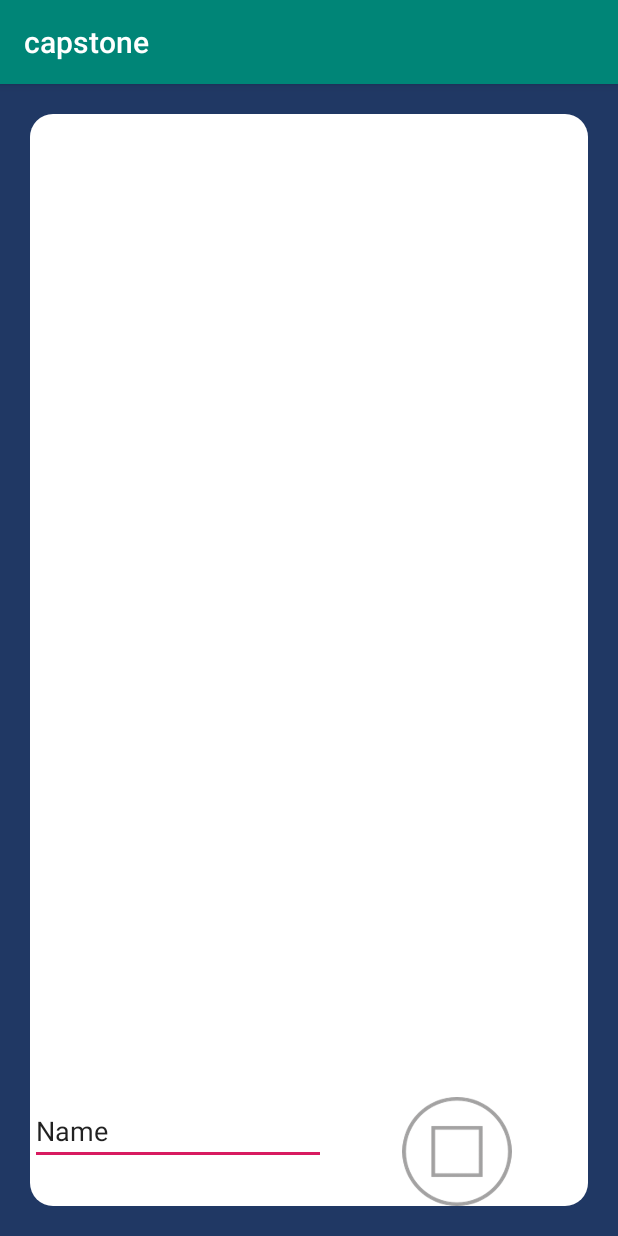
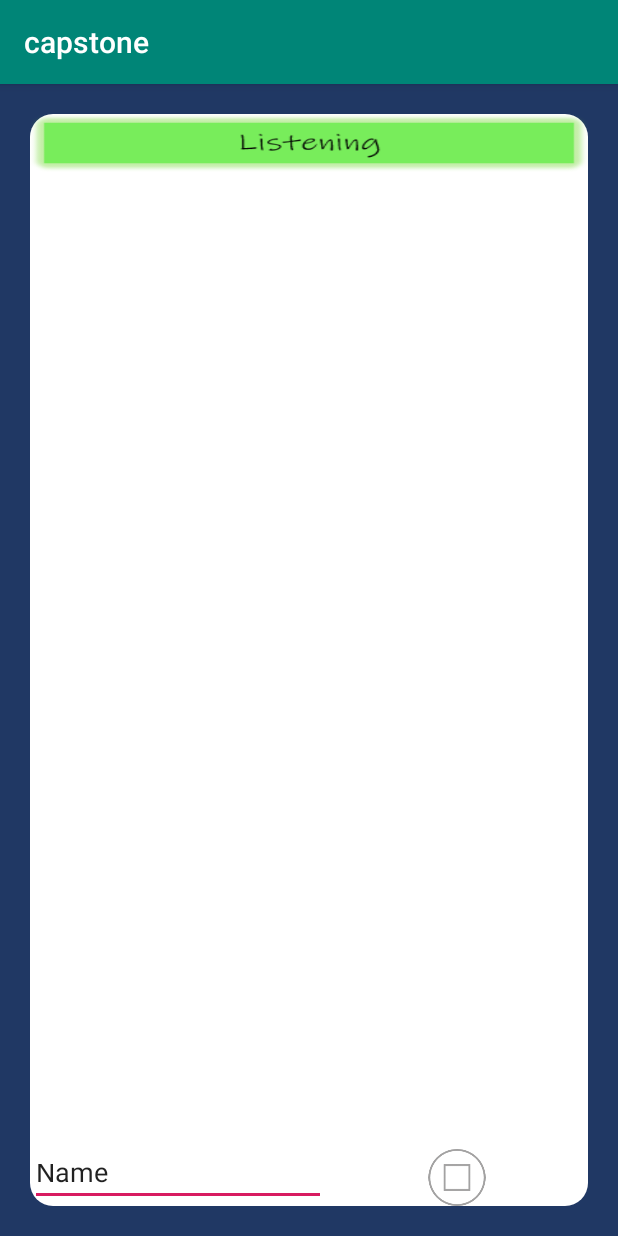
Before and after one commit to HeeJack/capstone_temp, an Android app: the ConferenceActivity screen opened directly, with no data from a screen before it, on a phone screen of 412 x 824 dp. Run offline under Robolectric (Android 15) with nearby library versions, the phone set to English and light mode, and no system bars; 1 statement that could not run was skipped.

Commit message:
회의 xml

```diff
--- a/app/src/main/res/layout/activity_conference.xml
+++ b/app/src/main/res/layout/activity_conference.xml
@@ -13,6 +13,15 @@
         android:layout_margin="20dp"
         android:background="@drawable/coner_rectangle"
         android:orientation="vertical">
+
+        <ImageView
+            android:id="@+id/imageView2"
+            android:layout_width="match_parent"
+            android:layout_height="match_parent"
+            android:layout_weight="9"
+            android:background="@drawable/listening_green"
+
+            />
 
         <ListView
             android:layout_width="match_parent"
@@ -44,62 +53,6 @@
                 app:srcCompat="@drawable/stop_grey" />
     </LinearLayout>
 </LinearLayout>
-    <FrameLayout
-    android:id="@+id/frameLayout"
-    android:layout_width="match_parent"
-    android:layout_height="match_parent"
-    android:layout_margin="20dp"
-    android:background="@drawable/coner_rectangle"
-    tools:layout_editor_absoluteX="20dp"
-    tools:layout_editor_absoluteY="16dp">
-
-    </FrameLayout>
-
-    <Button
-        android:id="@+id/button_play"
-        android:layout_width="77dp"
-        android:layout_height="78dp"
-        android:layout_marginStart="8dp"
-        android:layout_marginTop="8dp"
-        android:layout_marginEnd="8dp"
-        android:layout_marginBottom="8dp"
-        app:layout_constraintBottom_toBottomOf="parent"
-        app:layout_constraintEnd_toEndOf="parent"
-        app:layout_constraintStart_toStartOf="parent"
-        app:layout_constraintTop_toTopOf="parent"
-        app:layout_constraintVertical_bias="0.678"
-        tools:background="@drawable/play_grey" />
-
-    <ImageView
-        android:id="@+id/imageView"
-        android:layout_width="157dp"
-        android:layout_height="180dp"
-        android:layout_marginStart="8dp"
-        android:layout_marginTop="8dp"
-        android:layout_marginEnd="8dp"
-        android:layout_marginBottom="332dp"
-        app:layout_constraintBottom_toBottomOf="parent"
-        app:layout_constraintEnd_toEndOf="parent"
-        app:layout_constraintStart_toStartOf="parent"
-        app:layout_constraintTop_toTopOf="parent"
-        app:layout_constraintVertical_bias="0.779"
-        app:srcCompat="@drawable/mic_grey" />
 
 
-    <Button
-        android:id="@+id/button9"
-        android:layout_width="38dp"
-        android:layout_height="39dp"
-        android:layout_marginStart="8dp"
-        android:layout_marginTop="8dp"
-        android:layout_marginEnd="8dp"
-        android:layout_marginBottom="8dp"
-        android:background="@drawable/profile"
-        android:textColor="@android:color/black"
-        app:layout_constraintBottom_toBottomOf="parent"
-        app:layout_constraintEnd_toEndOf="parent"
-        app:layout_constraintHorizontal_bias="0.943"
-        app:layout_constraintStart_toStartOf="parent"
-        app:layout_constraintTop_toTopOf="parent"
-        app:layout_constraintVertical_bias="0.029" />
 </LinearLayout>
```
